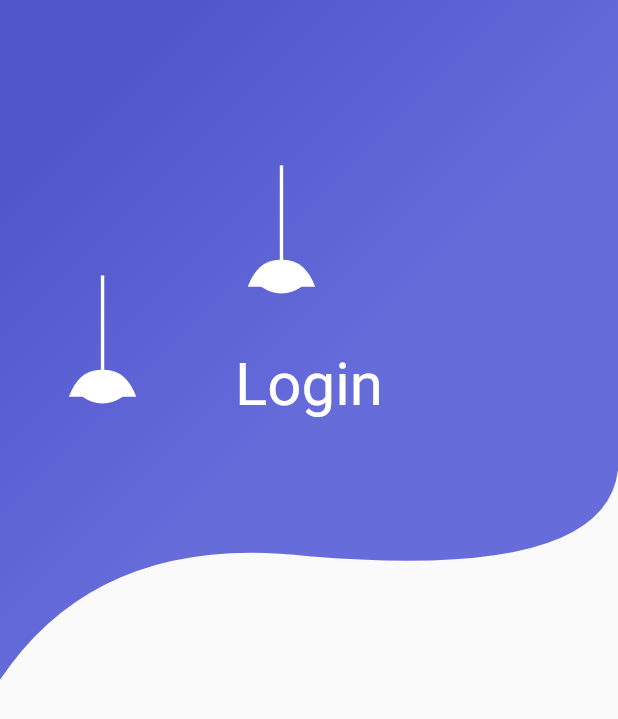
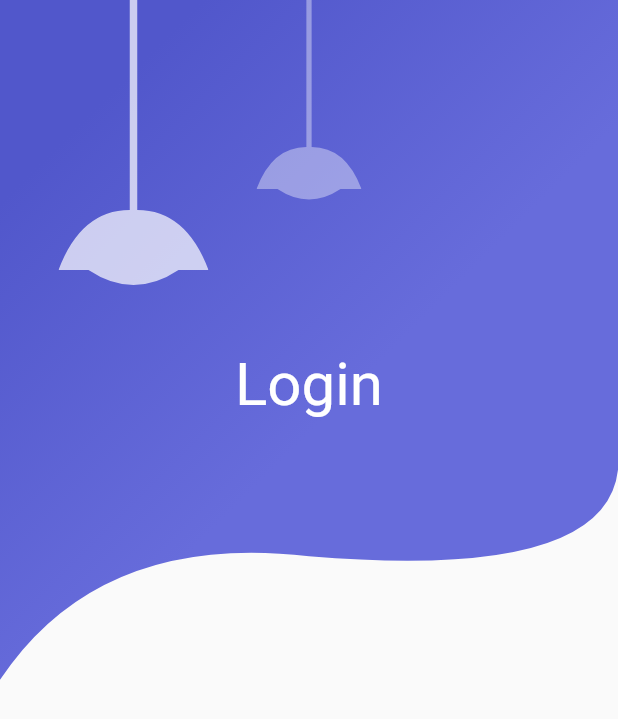
Before and after one commit to cod3girl/maratonflutter, a Flutter app: the screen it shows after launch, on a phone screen of 412 x 824 dp. Shown: the top 719 px of the screen. Run offline on Flutter 3.47's test engine with Material 2 defaults, Android fonts, the phone set to English and light mode, and no system bars.

Commit message:
añadiendo animación

```diff
--- a/apppapeldeparede/lib/src/pages/login_page.dart
+++ b/apppapeldeparede/lib/src/pages/login_page.dart
@@ -11,20 +11,29 @@ class LoginPage extends StatelessWidget {
       body: Stack(
         children: [
           Login(),
-          Align(
-            alignment: Alignment(-0.75, -0.5),
-            child: Lamp(
-              size: 45,
-              color: Colors.white,
+          TweenAnimationBuilder(
+              tween: Tween<double>(begin: 0, end: 1),
+              duration: const Duration(milliseconds: 1000),
+              builder: (context, double value, child) {
+                return Align(
+                    alignment: const Alignment(-0.75, -1),
+                    child: Opacity(
+                        opacity: value,
+                        child: const Lamp(size: 100, color: Colors.white70)));
+              },
             ),
-          ),
-          Align(
-            alignment: Alignment(-0.10, -0.7),
-            child: Lamp(
-              size: 45,
-              color: Colors.white,
+          TweenAnimationBuilder(
+              tween: Tween<double>(begin: 0, end: 1),
+              duration: const Duration(milliseconds: 1500),
+              builder: (context, double value, child) {
+                return Align(
+                    alignment: const Alignment(0, -1),
+                    child: Opacity(
+                        opacity: value,
+                        child: const Lamp(size: 70, color: Colors.white38)));
+              },
             ),
-          ),
+
           Container(
             alignment: Alignment(0, -0.4),
             child: Text('Login',
```
